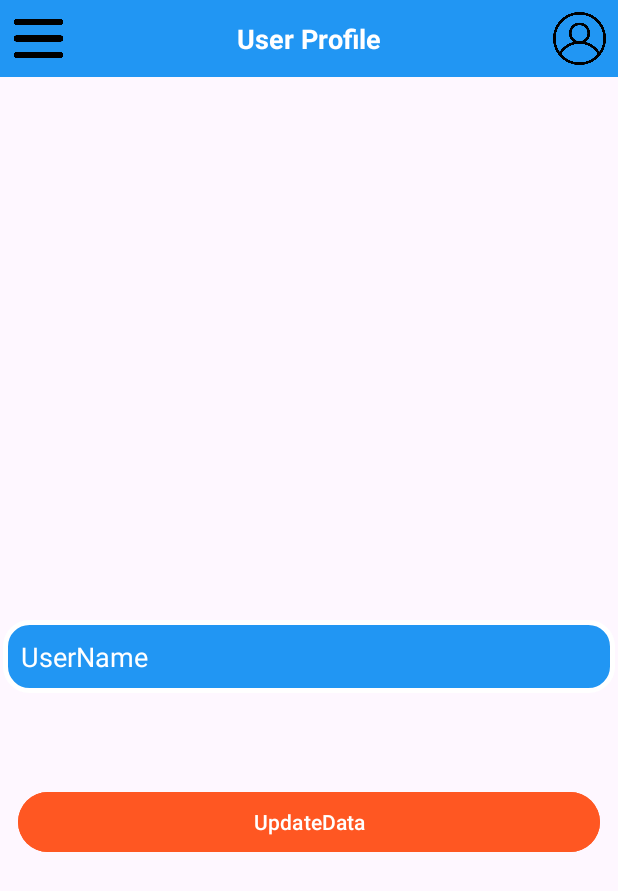
After one commit to UsamaHaf/BSSE_SS1, an Android app: the fragment UpdateDataFragment placed in its activity, on a phone screen of 412 x 824 dp. The commit adds this screen. Shown: the top 891 px of the screen. Run offline under Robolectric (Android 15) with nearby library versions, the phone set to English and light mode, and no system bars; our stand-ins replace Firebase (no records; nobody signed in at launch, a user with empty details on screens opened directly).

Commit message:
Data Get using GSON and Update

```diff
--- a/app/build.gradle.kts
+++ b/app/build.gradle.kts
@@ -49,6 +49,9 @@ dependencies {
    androidTestImplementation(libs.androidx.junit)
    androidTestImplementation(libs.androidx.espresso.core)
 
+   implementation ("com.google.code.gson:gson:2.13.1")
+
+
 
 
 }
--- /dev/null
+++ b/app/src/main/java/com/usama/uos/bssess1/Fragments/UpdateDataFragment.kt
@@ -0,0 +1,68 @@
+package com.usama.uos.bssess1.Fragments
+
+import android.os.Bundle
+import android.view.LayoutInflater
+import android.view.View
+import android.view.ViewGroup
+import android.widget.Button
+import android.widget.EditText
+import android.widget.Toast
+import androidx.fragment.app.Fragment
+import com.google.firebase.auth.FirebaseAuth
+import com.google.firebase.database.FirebaseDatabase
+import com.google.gson.Gson
+import com.usama.uos.bssess1.Models.UserModel
+import com.usama.uos.bssess1.R
+
+
+class UpdateDataFragment : Fragment() {
+
+   lateinit var userModel: UserModel
+   lateinit var edtUpdateUserName: EditText
+   lateinit var btnUpdateData: Button
+   lateinit var firebaseAuth: FirebaseAuth
+
+   override fun onCreateView(inflater: LayoutInflater, container: ViewGroup?, savedInstanceState: Bundle?): View? {
+      val view = inflater.inflate(R.layout.fragment_update_data, container, false)
+
+      firebaseAuth = FirebaseAuth.getInstance()
+      edtUpdateUserName = view.findViewById(R.id.edtUpdateUserName)
+      btnUpdateData = view.findViewById(R.id.btnUpdateData)
+
+      return view
+   }
+
+   override fun onViewCreated(view: View, savedInstanceState: Bundle?) {
+      super.onViewCreated(view, savedInstanceState)
+
+      val bundle = arguments
+      if (bundle != null) {
+         userModel = Gson().fromJson(bundle.getString("UserDetails"), UserModel::class.java)
+
+         edtUpdateUserName.setText("${userModel.firstName + userModel.lastName}")
+
+
+      } else {
+         Toast.makeText(requireActivity(), "No Data In Bundle Found", Toast.LENGTH_SHORT).show()
+      }
+
+      btnUpdateData.setOnClickListener {
+         val strUserName = edtUpdateUserName.text.toString()
+
+         FirebaseDatabase.getInstance().getReference("Users")
+            .child(userModel.userID!!).child("lastName").setValue(strUserName)
+
+         setFragment(UserProfileFragment())
+
+
+      }
+
+   }
+
+   private fun setFragment(fragment: Fragment) {
+      requireActivity().supportFragmentManager.beginTransaction()
+         .replace(R.id.fragmentContainer, fragment).addToBackStack(null).commit()
+   }
+
+
+}
--- /dev/null
+++ b/app/src/main/java/com/usama/uos/bssess1/Interfaces/UserItemClick.kt
@@ -0,0 +1,11 @@
+package com.usama.uos.bssess1.Interfaces
+
+import android.view.View
+import com.usama.uos.bssess1.Models.UserModel
+
+interface UserItemClick {
+
+   fun userItemClick(v: View, model: UserModel, position: Int)
+
+
+}
--- /dev/null
+++ b/app/src/main/res/layout/fragment_update_data.xml
@@ -0,0 +1,37 @@
+<?xml version="1.0" encoding="utf-8"?>
+<RelativeLayout xmlns:android="http://schemas.android.com/apk/res/android"
+    xmlns:tools="http://schemas.android.com/tools"
+    android:layout_width="match_parent"
+    android:layout_height="match_parent"
+    tools:context=".Fragments.UpdateDataFragment">
+
+    <EditText
+        android:id="@+id/edtUpdateUserName"
+        android:layout_width="match_parent"
+        android:layout_height="wrap_content"
+        android:layout_centerInParent="true"
+        android:layout_margin="2dp"
+        android:background="@drawable/edt_background"
+        android:hint="UserName"
+        android:padding="12dp"
+        android:textColorHint="@color/white" />
+
+    <ProgressBar
+        android:id="@+id/pbUpdate"
+        android:layout_width="wrap_content"
+        android:layout_height="wrap_content"
+        android:layout_below="@id/edtUpdateUserName"
+        android:layout_centerInParent="true"
+        android:layout_gravity="center"
+        android:visibility="invisible" />
+
+    <Button
+        android:id="@+id/btnUpdateData"
+        android:layout_width="match_parent"
+        android:layout_height="wrap_content"
+        android:layout_below="@id/pbUpdate"
+        android:layout_margin="12dp"
+        android:backgroundTint="@color/rust"
+        android:text="UpdateData" />
+
+</RelativeLayout>
--- a/app/src/main/res/layout/list_items_users.xml
+++ b/app/src/main/res/layout/list_items_users.xml
@@ -16,6 +16,7 @@
         app:cardElevation="6dp">
 
         <RelativeLayout
+            android:id="@+id/mainLayout"
             android:layout_width="match_parent"
             android:layout_height="wrap_content"
             android:orientation="vertical">
```
Also changed, not shown: app/src/main/java/com/usama/uos/bssess1/Apdater/UserAdapter.kt (+9 -2 lines), app/src/main/java/com/usama/uos/bssess1/Fragments/MADBlankFragment.kt (deleted, +0 -20 lines), app/src/main/java/com/usama/uos/bssess1/Fragments/UserProfileFragment.kt (+29 -23 lines), app/src/main/res/layout/fragment_m_a_d_blank.xml (deleted, +0 -14 lines).
